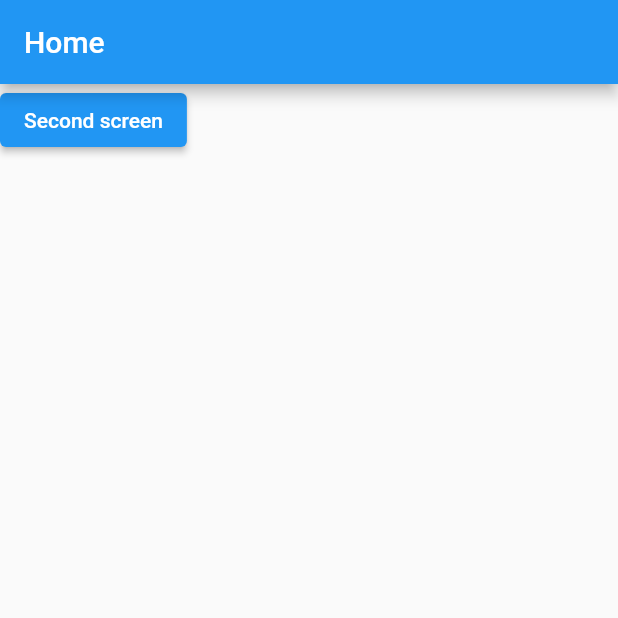
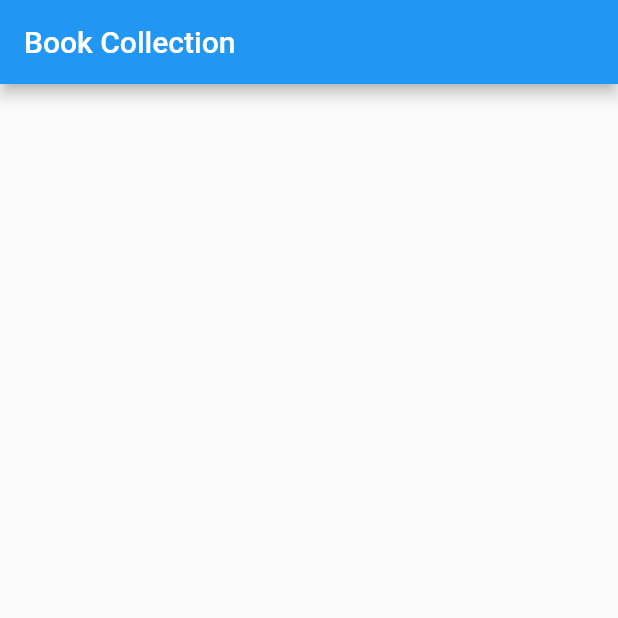
Before and after one commit to ssopno/dart-chepter, a Flutter app: the screen it shows after launch, on a phone screen of 412 x 824 dp, the top half of it. Run offline on Flutter 3.47's test engine with Material 2 defaults, Android fonts, the phone set to English and light mode, and no system bars; our stand-ins replace cloud_firestore, firebase_core; accounts and stored records are empty.

Commit message:
clouds firebase

```diff
--- a/lib/main.dart
+++ b/lib/main.dart
@@ -1,97 +1,91 @@
+import 'dart:developer';
+
+import 'package:cloud_firestore/cloud_firestore.dart';
 import 'package:flutter/material.dart';
-import 'package:get/get.dart';
+import 'package:firebase_core/firebase_core.dart';
+import '';
 
-void main() {
+Future<void> main() async {
+  WidgetsFlutterBinding.ensureInitialized();
+  await Firebase.initializeApp();
   runApp(const MyApp());
 }
 
 class MyApp extends StatelessWidget {
-  const MyApp({super.key});
+  const MyApp({Key? key}) : super(key: key);
 
   @override
   Widget build(BuildContext context) {
-    return GetMaterialApp(
+    return MaterialApp(
         title: 'Flutter Demo',
         theme: ThemeData(
           primarySwatch: Colors.blue,
         ),
-      home: const HomeScreen(),
-    );
+        home: const BookListScreen());
   }
 }
-class HomeScreen extends StatelessWidget {
-  const HomeScreen({Key? key}) : super(key: key);
+
+class BookListScreen extends StatefulWidget {
+  const BookListScreen({Key? key}) : super(key: key);
+
+  @override
+  State<BookListScreen> createState() => _BookListScreenState();
+}
+
+class _BookListScreenState extends State<BookListScreen> {
+  FirebaseFirestore firebaseFirestore = FirebaseFirestore.instance;
+  List<BookList> books = [];
+  bool _getBooksInProgress = false;
+
+  @override
+  void initState() {
+    super.initState();
+    getAllBooks();
+  }
+
+  Future<void> getAllBooks() async {
+    _getBooksInProgress = true;
+    setState(() {});
+    books.clear();
+    await firebaseFirestore.collection('books').get().then((value) {
+      for(var doc in value.docs ){
+        books.add(BookList(doc.get('name'), doc.get('writter'),doc.get('year')));
+      }
+    });
+    _getBooksInProgress = false;
+    setState(() {});
+  }
 
   @override
   Widget build(BuildContext context) {
     return Scaffold(
       appBar: AppBar(
-        title:const  Text('Home'),
+        title: const Text('Book Collection'),
       ),
-      body: Column(
-        children: [
-          ElevatedButton(
-              onPressed: (){
-              Get.to(const SecondScreen());
+      body: _getBooksInProgress
+          ? const Center(
+          child: CircularProgressIndicator()
+      )
+          : RefreshIndicator(
+        onRefresh:()async {
+          getAllBooks();
         },
-              child:const Text('Second screen'))
-        ],
+            child: ListView.builder(
+                itemCount: books.length,
+                itemBuilder: (context, index) {
+                  return ListTile(
+                    title: Text(books[index].name),
+                    subtitle: Text(books[index].writter),
+                    trailing: Text(books[index].year),
+                  );
+                }),
           ),
     );
   }
 }
 
+class BookList {
+  final String name, writter, year;
 
-class SecondScreen extends StatelessWidget {
-  const SecondScreen({Key? key}) : super(key: key);
-
-  @override
-  Widget build(BuildContext context) {
-    return Scaffold(
-      appBar: AppBar(
-        title: const Text('Second Screen'),
-      ),
-      body: Column(
-        children: [
-          ElevatedButton(
-              onPressed: () {
-                Get.back();
-              },
-              child: const Text('Back')),
-          ElevatedButton(
-              onPressed: () {
-                Get.off(const ThirdScreen(), arguments: ['dhfjhf', 'hf']);
-              },
-              child: const Text('Third Screen')),
-          ElevatedButton(
-              onPressed: () {
-                Get.offAll(const ThirdScreen(), predicate: (route) => false);
-              },
-              child: const Text('Third Screen with empty stack')),
-        ],
-      ),
-    );
+  BookList(this.name, this.writter, this.year);
 }
-}
-
-class ThirdScreen extends StatelessWidget {
- const ThirdScreen({Key? key}) : super(key: key);
-
-  @override
-  Widget build(BuildContext context) {
-    return Scaffold(
-      appBar: AppBar(
-        title:const Text('Third Screen'),
-      ),
-      body: Column(
-        children: [
-          ElevatedButton(
-              onPressed: () {
-                Get.back();
-              },
-              child: const Text('Back'))
-        ],
-      ),
-    ) ;
-  }
-}
--- a/pubspec.yaml
+++ b/pubspec.yaml
@@ -36,7 +36,9 @@ dependencies:
   # The following adds the Cupertino Icons font to your application.
   # Use with the CupertinoIcons class for iOS style icons.
   cupertino_icons: ^1.0.2
-  get: ^4.6.5
+  firebase_core: ^2.9.0
+  cloud_firestore: ^4.5.0
+
 
 dev_dependencies:
   flutter_test:
```
Also changed, not shown: pubspec.lock, 4 other files. Lines whose indentation alone changed are shown as unchanged.
